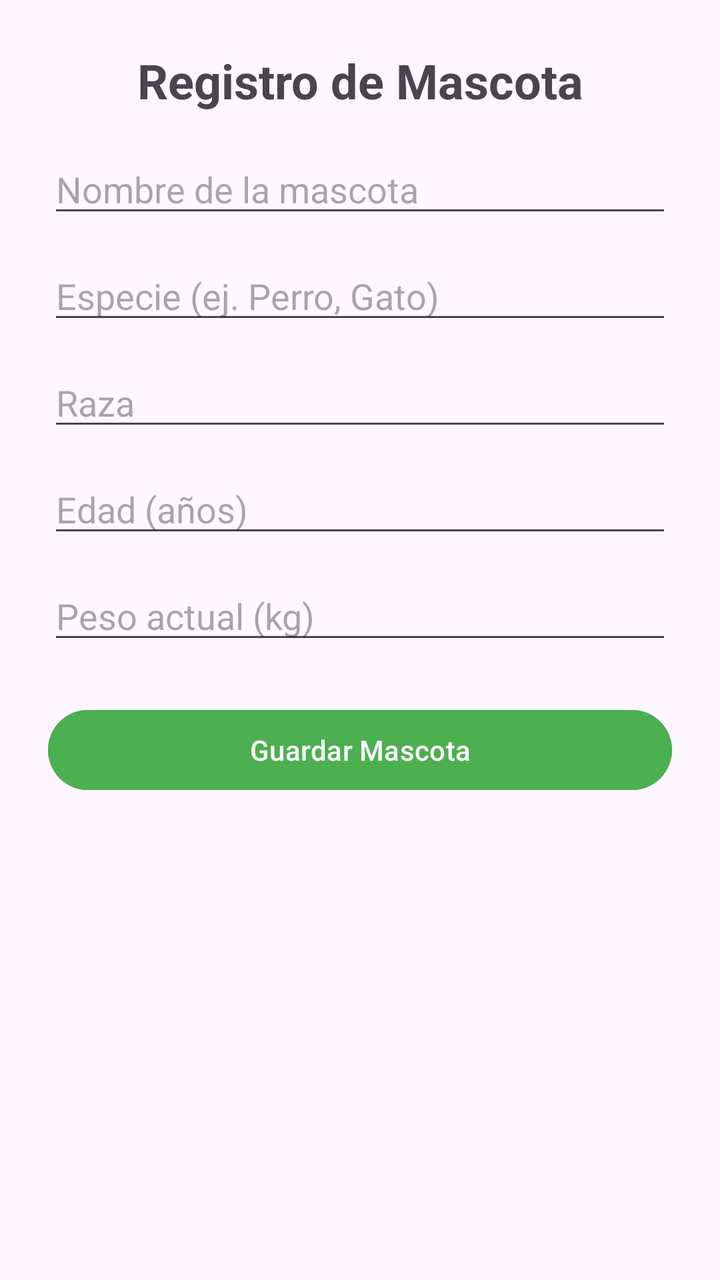
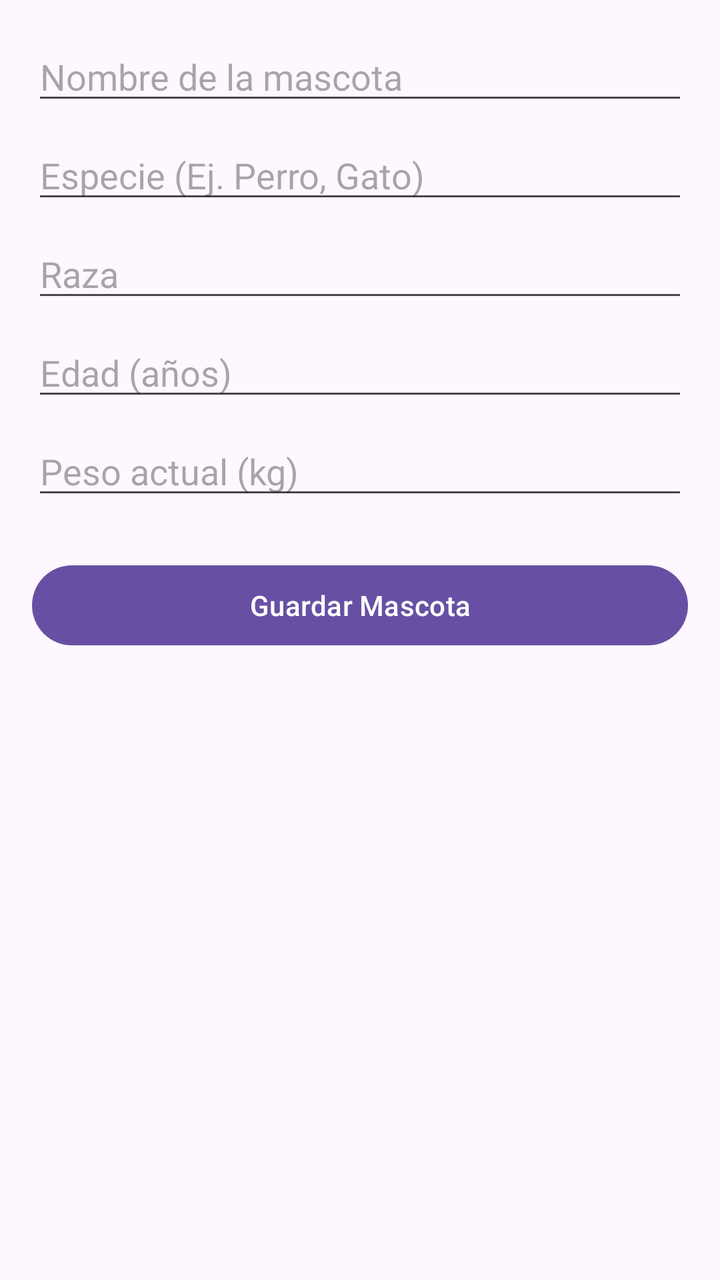

Compare the two renders of this Android layout. The source of the first and the diff that turns it into the second are given below.
<!-- AndroidManifest.xml: application theme Theme.PetLife -->
<!-- res/layout/fragment_registro_mascota.xml -->
<?xml version="1.0" encoding="utf-8"?>
<LinearLayout xmlns:android="http://schemas.android.com/apk/res/android"
    android:layout_width="match_parent"
    android:layout_height="match_parent"
    android:orientation="vertical"
    android:padding="24dp">

    
    <TextView
        android:layout_width="match_parent"
        android:layout_height="wrap_content"
        android:text="Registro de Mascota"
        android:textSize="24sp"
        android:textStyle="bold"
        android:layout_marginBottom="16dp"
        android:gravity="center" />

    
    <EditText
        android:id="@+id/etNombre"
        android:layout_width="match_parent"
        android:layout_height="wrap_content"
        android:hint="Nombre de la mascota"
        android:inputType="textPersonName"
        android:layout_marginBottom="12dp"/>

    <EditText
        android:id="@+id/etEspecie"
        android:layout_width="match_parent"
        android:layout_height="wrap_content"
        android:hint="Especie (ej. Perro, Gato)"
        android:inputType="text"
        android:layout_marginBottom="12dp"/>

    <EditText
        android:id="@+id/etRaza"
        android:layout_width="match_parent"
        android:layout_height="wrap_content"
        android:hint="Raza"
        android:inputType="text"
        android:layout_marginBottom="12dp"/>

    <EditText
        android:id="@+id/etEdad"
        android:layout_width="match_parent"
        android:layout_height="wrap_content"
        android:hint="Edad (años)"
        android:inputType="number"
        android:layout_marginBottom="12dp"/>

    <EditText
        android:id="@+id/etPeso"
        android:layout_width="match_parent"
        android:layout_height="wrap_content"
        android:hint="Peso actual (kg)"
        android:inputType="numberDecimal"
        android:layout_marginBottom="24dp"/>

    
    <Button
        android:id="@+id/btnGuardarMascota"
        android:layout_width="match_parent"
        android:layout_height="wrap_content"
        android:text="Guardar Mascota"
        android:backgroundTint="#4CAF50"/>

</LinearLayout>
<!-- resources referenced by this layout -->
<resources>
  <style name="Theme.PetLife" parent="Base.Theme.PetLife" />
  <style name="Base.Theme.PetLife" parent="Theme.Material3.DayNight.NoActionBar">
          
          
      </style>
</resources>

<!-- the commit's change to res/layout/fragment_registro_mascota.xml (unified diff, before → after) -->
@@ -1,67 +1,58 @@
 <?xml version="1.0" encoding="utf-8"?>
-<LinearLayout xmlns:android="http://schemas.android.com/apk/res/android"
+<ScrollView xmlns:android="http://schemas.android.com/apk/res/android"
     android:layout_width="match_parent"
     android:layout_height="match_parent"
-    android:orientation="vertical"
-    android:padding="24dp">
+    android:padding="16dp">
 
     
-    <TextView
+    <LinearLayout
         android:layout_width="match_parent"
         android:layout_height="wrap_content"
-        android:text="Registro de Mascota"
-        android:textSize="24sp"
-        android:textStyle="bold"
-        android:layout_marginBottom="16dp"
-        android:gravity="center" />
+        android:orientation="vertical">
 
-    
-    <EditText
-        android:id="@+id/etNombre"
-        android:layout_width="match_parent"
-        android:layout_height="wrap_content"
-        android:hint="Nombre de la mascota"
-        android:inputType="textPersonName"
-        android:layout_marginBottom="12dp"/>
+        
+        <EditText
+            android:id="@+id/etNombre"
+            android:layout_width="match_parent"
+            android:layout_height="wrap_content"
+            android:hint="Nombre de la mascota" />
 
-    <EditText
-        android:id="@+id/etEspecie"
-        android:layout_width="match_parent"
-        android:layout_height="wrap_content"
-        android:hint="Especie (ej. Perro, Gato)"
-        android:inputType="text"
-        android:layout_marginBottom="12dp"/>
+        <EditText
+            android:id="@+id/etEspecie"
+            android:layout_width="match_parent"
+            android:layout_height="wrap_content"
+            android:hint="Especie (Ej. Perro, Gato)"
+            android:layout_marginTop="8dp" />
 
-    <EditText
-        android:id="@+id/etRaza"
-        android:layout_width="match_parent"
-        android:layout_height="wrap_content"
-        android:hint="Raza"
-        android:inputType="text"
-        android:layout_marginBottom="12dp"/>
+        <EditText
+            android:id="@+id/etRaza"
+            android:layout_width="match_parent"
+            android:layout_height="wrap_content"
+            android:hint="Raza"
+            android:layout_marginTop="8dp" />
 
-    <EditText
-        android:id="@+id/etEdad"
-        android:layout_width="match_parent"
-        android:layout_height="wrap_content"
-        android:hint="Edad (años)"
-        android:inputType="number"
-        android:layout_marginBottom="12dp"/>
+        <EditText
+            android:id="@+id/etEdad"
+            android:layout_width="match_parent"
+            android:layout_height="wrap_content"
+            android:hint="Edad (años)"
+            android:inputType="number"
+            android:layout_marginTop="8dp" />
 
-    <EditText
-        android:id="@+id/etPeso"
-        android:layout_width="match_parent"
-        android:layout_height="wrap_content"
-        android:hint="Peso actual (kg)"
-        android:inputType="numberDecimal"
-        android:layout_marginBottom="24dp"/>
+        <EditText
+            android:id="@+id/etPeso"
+            android:layout_width="match_parent"
+            android:layout_height="wrap_content"
+            android:hint="Peso actual (kg)"
+            android:inputType="numberDecimal"
+            android:layout_marginTop="8dp" />
 
-    
-    <Button
-        android:id="@+id/btnGuardarMascota"
-        android:layout_width="match_parent"
-        android:layout_height="wrap_content"
-        android:text="Guardar Mascota"
-        android:backgroundTint="#4CAF50"/>
-
-</LinearLayout>
+        
+        <Button
+            android:id="@+id/btnGuardar"
+            android:layout_width="match_parent"
+            android:layout_height="wrap_content"
+            android:text="Guardar Mascota"
+            android:layout_marginTop="24dp" />
+    </LinearLayout>
+</ScrollView>
